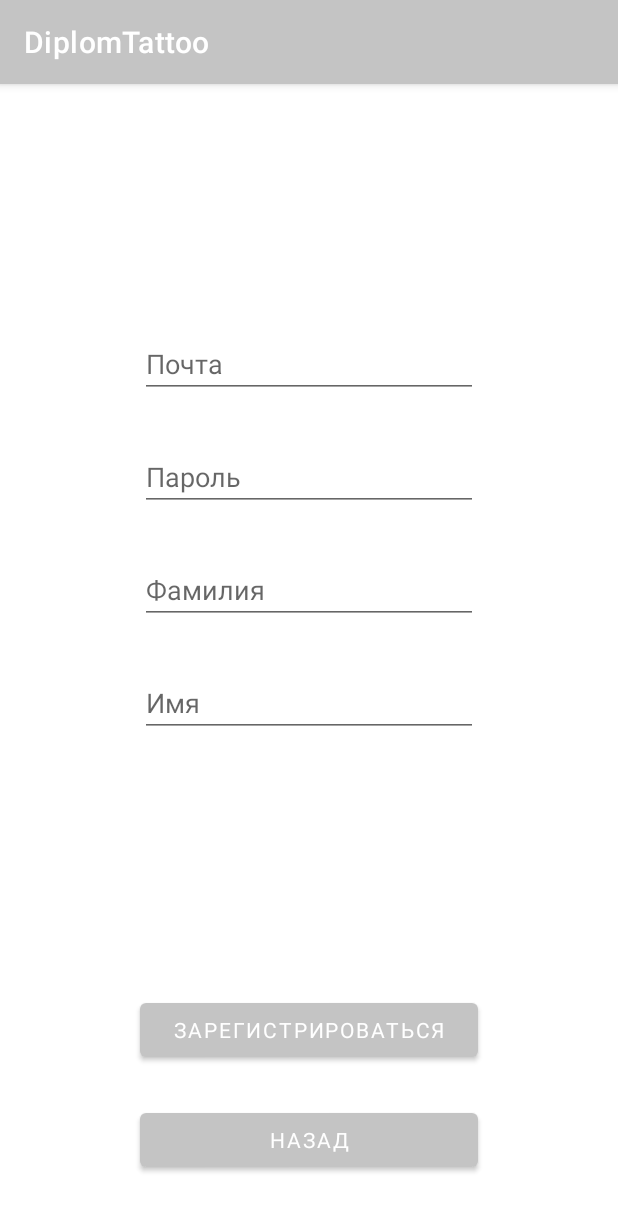
After one commit to bouillon21/TattooDiplom, an Android app: the RegFragment screen opened through its navigation route, on a phone screen of 412 x 824 dp. The commit adds this screen. Shown: the top 1211 px of the screen. Run offline under Robolectric (Android 15) with nearby library versions, the phone set to English and light mode, and no system bars; our stand-ins replace Firebase (no records; nobody signed in at launch, a user with empty details on screens opened directly); Roboto replaces fonts that are not available here.

Commit message:
Сделал первую версию регистрации и авторизации

```diff
--- a/app/build.gradle
+++ b/app/build.gradle
@@ -47,6 +47,8 @@ dependencies {
     implementation 'androidx.navigation:navigation-fragment-ktx:2.4.2'
     implementation 'androidx.navigation:navigation-ui-ktx:2.4.2'
     implementation 'com.google.firebase:firebase-database-ktx:20.0.4'
+    implementation 'androidx.legacy:legacy-support-v4:1.0.0'
+    implementation 'com.google.firebase:firebase-auth-ktx:21.0.3'
     testImplementation 'junit:junit:4.13.2'
     androidTestImplementation 'androidx.test.ext:junit:1.1.3'
     androidTestImplementation 'androidx.test.espresso:espresso-core:3.4.0'
--- a/app/src/main/java/com/diplom/tattoo/MainActivity.kt
+++ b/app/src/main/java/com/diplom/tattoo/MainActivity.kt
@@ -21,6 +21,12 @@ class MainActivity : AppCompatActivity() {
         super.onCreate(savedInstanceState)
         supportActionBar?.hide()
 
+
+        val database = Firebase.database.reference
+        val user = User("Bulat", "88888888888888@")
+        database.child("123").setValue(user)
+
+
         MapKitFactory.setApiKey("40e9fe87-4964-4a34-805e-9bee95e8305c")
         MapKitFactory.initialize(this)
         binding = ActivityMainBinding.inflate(layoutInflater)
--- /dev/null
+++ b/app/src/main/java/com/diplom/tattoo/authorization/AuthorizationActivity.kt
@@ -0,0 +1,12 @@
+package com.diplom.tattoo.authorization
+
+import androidx.appcompat.app.AppCompatActivity
+import android.os.Bundle
+import com.diplom.tattoo.R
+
+class AuthorizationActivity : AppCompatActivity() {
+    override fun onCreate(savedInstanceState: Bundle?) {
+        super.onCreate(savedInstanceState)
+        setContentView(R.layout.activity_authorization)
+    }
+}
--- /dev/null
+++ b/app/src/main/java/com/diplom/tattoo/authorization/LoginFragment.kt
@@ -0,0 +1,67 @@
+package com.diplom.tattoo.authorization
+
+import android.content.Intent
+import android.os.Bundle
+import android.text.TextUtils
+import android.view.LayoutInflater
+import android.view.View
+import android.view.ViewGroup
+import android.widget.Toast
+import androidx.fragment.app.Fragment
+import androidx.navigation.fragment.findNavController
+import com.diplom.tattoo.MainActivity
+import com.diplom.tattoo.R
+import com.diplom.tattoo.databinding.FragmentLoginBinding
+import com.google.firebase.auth.FirebaseAuth
+
+class LoginFragment : Fragment() {
+    private var _binding: FragmentLoginBinding? = null
+    private val binding get() = _binding!!
+
+    private var mAuth = FirebaseAuth.getInstance()
+
+    override fun onCreateView(
+        inflater: LayoutInflater, container: ViewGroup?,
+        savedInstanceState: Bundle?
+    ): View {
+        _binding = FragmentLoginBinding.inflate(inflater, container, false)
+        btnListeners()
+        return binding.root
+    }
+
+    private fun loginUser() {
+        val login = binding.loginEdit.text.toString()
+        val pass = binding.passEdit.text.toString()
+
+        if (!TextUtils.isEmpty(login) &&
+            !TextUtils.isEmpty(pass)
+        ) {
+            mAuth.signInWithEmailAndPassword(login, pass)
+                .addOnCompleteListener(requireActivity()) { task ->
+                    if (task.isSuccessful) {
+                        updateUI()
+                        Toast.makeText(context, "Authorization successful", Toast.LENGTH_SHORT)
+                            .show()
+                    } else
+                        Toast.makeText(context, "Authentication failed.", Toast.LENGTH_SHORT).show()
+                }
+        } else
+            Toast.makeText(context, "Enter all details", Toast.LENGTH_SHORT).show()
+    }
+
+    private fun updateUI() {
+        val intent = Intent(requireActivity(), MainActivity::class.java)
+        intent.addFlags(Intent.FLAG_ACTIVITY_CLEAR_TOP)
+        startActivity(intent)
+    }
+
+    private fun btnListeners() {
+
+        binding.authBth.setOnClickListener {
+            loginUser()
+        }
+        binding.regBtn.setOnClickListener {
+            findNavController().navigate(R.id.action_loginFragment_to_regFragment)
+        }
+    }
+}
--- /dev/null
+++ b/app/src/main/java/com/diplom/tattoo/authorization/RegFragment.kt
@@ -0,0 +1,107 @@
+package com.diplom.tattoo.authorization
+
+import android.os.Bundle
+import android.text.TextUtils
+import android.util.Log
+import androidx.fragment.app.Fragment
+import android.view.LayoutInflater
+import android.view.View
+import android.view.ViewGroup
+import android.widget.Toast
+import androidx.navigation.fragment.findNavController
+import com.diplom.tattoo.R
+import com.diplom.tattoo.data.User
+import com.diplom.tattoo.databinding.FragmentRegBinding
+import com.google.firebase.auth.FirebaseAuth
+import com.google.firebase.database.DatabaseReference
+import com.google.firebase.database.FirebaseDatabase
+import com.google.firebase.database.ktx.database
+import com.google.firebase.ktx.Firebase
+
+class RegFragment : Fragment() {
+
+    private var _binding: FragmentRegBinding? = null
+    private val binding get() = _binding!!
+
+    private var mDatabaseReference: DatabaseReference? = null
+    private var mDatabase: FirebaseDatabase? = null
+    private lateinit var mAuth: FirebaseAuth
+    private val TAG = "CreateAccountActivity"
+
+    override fun onCreateView(
+        inflater: LayoutInflater, container: ViewGroup?,
+        savedInstanceState: Bundle?
+    ): View? {
+        _binding = FragmentRegBinding.inflate(inflater, container, false)
+        initFB()
+        btnListeners()
+
+        return binding.root
+    }
+
+    private fun createUser() {
+
+        val login = binding.emailEdit.text.toString()
+        val pass = binding.passEdit.text.toString()
+        val name = binding.nameEdit.text.toString()
+        val lastName = binding.lastNameEdit.text.toString()
+
+        if (!TextUtils.isEmpty(login) &&
+            !TextUtils.isEmpty(pass) &&
+            !TextUtils.isEmpty(name) &&
+            !TextUtils.isEmpty(lastName)
+        ) {
+            mAuth.createUserWithEmailAndPassword(login, pass)
+                .addOnCompleteListener(requireActivity()) { task ->
+                    if (task.isSuccessful) {
+                        verifyEmail()
+
+                        val cUserDB = mDatabaseReference!!.child(mAuth.currentUser!!.uid)
+                        cUserDB.child("firstName").setValue(name)
+                        cUserDB.child("lastName").setValue(lastName)
+
+                        Toast.makeText(context, "yes", Toast.LENGTH_SHORT).show()
+                    } else
+                        Toast.makeText(context, "no", Toast.LENGTH_SHORT).show()
+                }
+        } else
+            Toast.makeText(context, "Enter all details", Toast.LENGTH_SHORT).show()
+    }
+
+    private fun verifyEmail() {
+        val mUser = mAuth.currentUser
+        mUser!!.sendEmailVerification()
+            .addOnCompleteListener(requireActivity()) { task ->
+                if (task.isSuccessful) {
+                    Toast.makeText(
+                        context,
+                        "Verification email sent to " + mUser.email,
+                        Toast.LENGTH_SHORT
+                    ).show()
+                } else {
+                    Log.e(TAG, "sendEmailVerification", task.exception)
+                    Toast.makeText(
+                        context,
+                        "Failed to send verification email.",
+                        Toast.LENGTH_SHORT
+                    ).show()
+                }
+            }
+    }
+
+    private fun initFB() {
+        mDatabase = FirebaseDatabase.getInstance()
+        mDatabaseReference = mDatabase!!.reference.child("users")
+        mAuth = FirebaseAuth.getInstance()
+    }
+
+    private fun btnListeners() {
+        binding.regBtn.setOnClickListener {
+            createUser()
+        }
+
+        binding.backButton.setOnClickListener {
+            findNavController().popBackStack()
+        }
+    }
+}
--- /dev/null
+++ b/app/src/main/res/layout/activity_authorization.xml
@@ -0,0 +1,17 @@
+<?xml version="1.0" encoding="utf-8"?>
+<androidx.constraintlayout.widget.ConstraintLayout xmlns:android="http://schemas.android.com/apk/res/android"
+    xmlns:app="http://schemas.android.com/apk/res-auto"
+    xmlns:tools="http://schemas.android.com/tools"
+    android:layout_width="match_parent"
+    android:layout_height="match_parent"
+    tools:context=".authorization.AuthorizationActivity">
+    <fragment
+        android:id="@+id/authorization_host_fragment"
+        android:name="androidx.navigation.fragment.NavHostFragment"
+        android:layout_width="match_parent"
+        android:layout_height="match_parent"
+        app:defaultNavHost="true"
+        app:navGraph="@navigation/authorization_navigation"
+        tools:layout="@layout/fragment_login"/>
+
+</androidx.constraintlayout.widget.ConstraintLayout>
--- /dev/null
+++ b/app/src/main/res/layout/fragment_reg.xml
@@ -0,0 +1,71 @@
+<?xml version="1.0" encoding="utf-8"?>
+<androidx.constraintlayout.widget.ConstraintLayout xmlns:android="http://schemas.android.com/apk/res/android"
+    xmlns:app="http://schemas.android.com/apk/res-auto"
+    xmlns:tools="http://schemas.android.com/tools"
+    android:layout_width="match_parent"
+    android:layout_height="match_parent">
+
+    <EditText
+        android:id="@+id/email_edit"
+        android:layout_width="225dp"
+        android:layout_height="wrap_content"
+        android:layout_marginTop="164dp"
+        android:hint="@string/email"
+        android:inputType="textEmailAddress"
+        app:layout_constraintEnd_toEndOf="parent"
+        app:layout_constraintStart_toStartOf="parent"
+        app:layout_constraintTop_toTopOf="parent" />
+
+    <EditText
+        android:id="@+id/pass_edit"
+        android:layout_width="225dp"
+        android:layout_height="wrap_content"
+        android:layout_marginTop="30dp"
+        android:hint="@string/Pass"
+        android:inputType="textPassword"
+        app:layout_constraintEnd_toEndOf="@+id/email_edit"
+        app:layout_constraintStart_toStartOf="@+id/email_edit"
+        app:layout_constraintTop_toBottomOf="@+id/email_edit" />
+
+    <EditText
+        android:id="@+id/last_name_edit"
+        android:layout_width="225dp"
+        android:layout_height="wrap_content"
+        android:layout_marginTop="30dp"
+        android:hint="@string/last_name"
+        app:layout_constraintEnd_toEndOf="@+id/pass_edit"
+        app:layout_constraintStart_toStartOf="@+id/pass_edit"
+        app:layout_constraintTop_toBottomOf="@+id/pass_edit" />
+
+    <EditText
+        android:id="@+id/name_edit"
+        android:layout_width="225dp"
+        android:layout_height="wrap_content"
+        android:layout_marginTop="30dp"
+        android:hint="@string/name"
+        app:layout_constraintEnd_toEndOf="@+id/last_name_edit"
+        app:layout_constraintStart_toStartOf="@+id/last_name_edit"
+        app:layout_constraintTop_toBottomOf="@+id/last_name_edit" />
+
+
+    <Button
+        android:id="@+id/backButton"
+        android:layout_width="225dp"
+        android:layout_height="wrap_content"
+        android:layout_marginBottom="40dp"
+        android:text="@string/back"
+        app:layout_constraintBottom_toBottomOf="parent"
+        app:layout_constraintEnd_toEndOf="parent"
+        app:layout_constraintStart_toStartOf="parent" />
+
+    <Button
+        android:id="@+id/reg_btn"
+        android:layout_width="225dp"
+        android:layout_height="wrap_content"
+        android:layout_marginBottom="25dp"
+        android:text="@string/reg_text"
+        app:layout_constraintBottom_toTopOf="@+id/backButton"
+        app:layout_constraintEnd_toEndOf="parent"
+        app:layout_constraintStart_toStartOf="parent" />
+
+</androidx.constraintlayout.widget.ConstraintLayout>
--- /dev/null
+++ b/app/src/main/res/navigation/authorization_navigation.xml
@@ -0,0 +1,23 @@
+<?xml version="1.0" encoding="utf-8"?>
+<navigation xmlns:android="http://schemas.android.com/apk/res/android"
+    xmlns:app="http://schemas.android.com/apk/res-auto"
+    xmlns:tools="http://schemas.android.com/tools"
+    android:id="@+id/authorization_navigation"
+    app:startDestination="@id/loginFragment">
+
+    <fragment
+        android:id="@+id/loginFragment"
+        android:name="com.diplom.tattoo.authorization.LoginFragment"
+        android:label="LoginFragment"
+        tools:layout="@layout/fragment_login">
+        <action
+            android:id="@+id/action_loginFragment_to_regFragment"
+            app:destination="@id/regFragment"
+            app:popUpTo="@id/loginFragment" />
+    </fragment>
+    <fragment
+        android:id="@+id/regFragment"
+        android:name="com.diplom.tattoo.authorization.RegFragment"
+        android:label="RegFragment"
+        tools:layout="@layout/fragment_reg"/>
+</navigation>
--- a/app/src/main/res/values/strings.xml
+++ b/app/src/main/res/values/strings.xml
@@ -58,4 +58,9 @@
     <string name="record">Записаться</string>
     <string name="label_your_sketch">Свой скетч</string>
     <string name="image_tattoo">Изображение тату:</string>
+    <string name="Pass">Пароль</string>
+    <string name="last_name">Фамилия</string>
+    <string name="reg_text">Зарегистрироваться</string>
+    <string name="login">Логин</string>
+    <string name="auth_text">Авторизоваться</string>
 </resources>
```
Also changed, not shown: app/src/main/AndroidManifest.xml (+5 -2 lines), app/src/main/res/layout/fragment_login.xml (added, +52 -0 lines).
